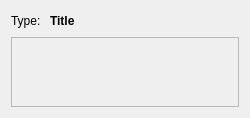
iceanimations/customui, file ui/scroller.ui: the form before one commit.
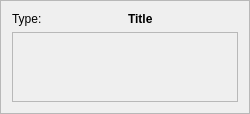
The form after the commit.

Commit message: QFrame added in for item.ui and working fine

What changed in the file:
```diff
--- a/ui/scroller.ui
+++ b/ui/scroller.ui
@@ -1,29 +1,29 @@
 <?xml version="1.0" encoding="UTF-8"?>
 <ui version="4.0">
- <class>Form</class>
- <widget class="QWidget" name="Form">
+ <class>Frame</class>
+ <widget class="QFrame" name="Frame">
   <property name="geometry">
    <rect>
     <x>0</x>
     <y>0</y>
     <width>250</width>
-    <height>117</height>
+    <height>113</height>
    </rect>
   </property>
-  <property name="sizePolicy">
-   <sizepolicy hsizetype="Preferred" vsizetype="Expanding">
-    <horstretch>0</horstretch>
-    <verstretch>0</verstretch>
-   </sizepolicy>
-  </property>
-  <property name="minimumSize">
+  <property name="maximumSize">
    <size>
     <width>250</width>
-    <height>0</height>
+    <height>16777215</height>
    </size>
   </property>
   <property name="windowTitle">
-   <string>Form</string>
+   <string>Frame</string>
+  </property>
+  <property name="frameShape">
+   <enum>QFrame::StyledPanel</enum>
+  </property>
+  <property name="frameShadow">
+   <enum>QFrame::Raised</enum>
   </property>
   <layout class="QVBoxLayout" name="verticalLayout">
    <item>
@@ -48,19 +48,6 @@
        </property>
       </widget>
      </item>
-     <item>
-      <spacer name="horizontalSpacer">
-       <property name="orientation">
-        <enum>Qt::Horizontal</enum>
-       </property>
-       <property name="sizeHint" stdset="0">
-        <size>
-         <width>40</width>
-         <height>20</height>
-        </size>
-       </property>
-      </spacer>
-     </item>
     </layout>
    </item>
    <item>
@@ -71,6 +58,12 @@
        <verstretch>0</verstretch>
       </sizepolicy>
      </property>
+     <property name="maximumSize">
+      <size>
+       <width>16777215</width>
+       <height>16777215</height>
+      </size>
+     </property>
      <property name="widgetResizable">
       <bool>true</bool>
      </property>
@@ -79,8 +72,8 @@
        <rect>
         <x>0</x>
         <y>0</y>
-        <width>230</width>
-        <height>69</height>
+        <width>228</width>
+        <height>70</height>
        </rect>
       </property>
       <layout class="QVBoxLayout" name="itemLayout"/>
```
The commit also changes 1 other file.
